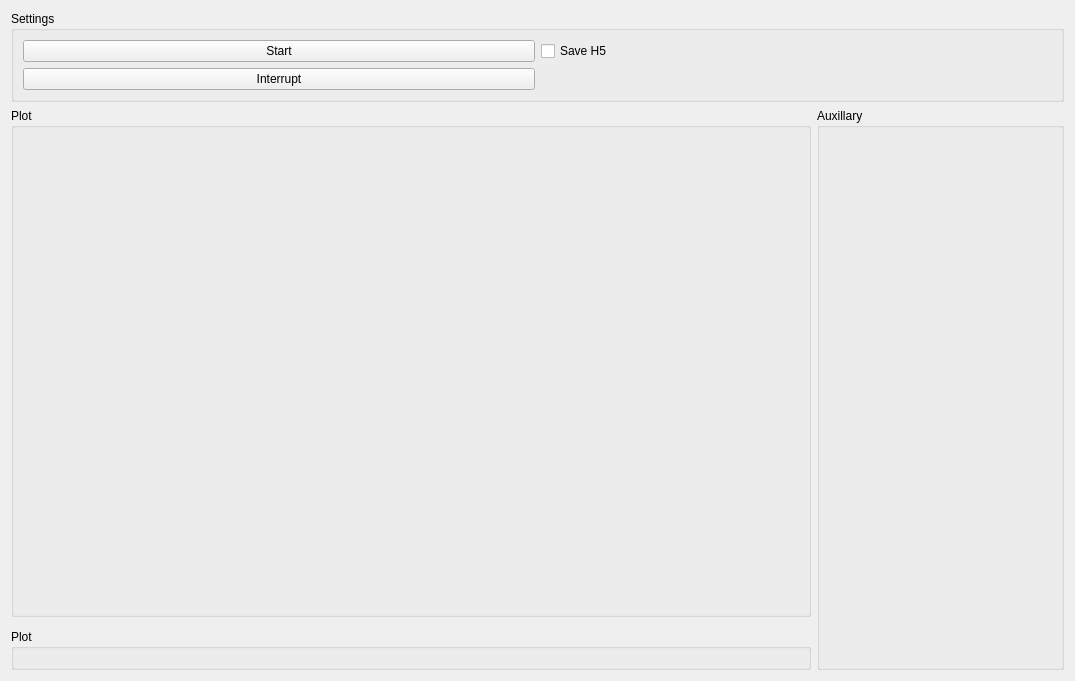
This is VOTA_Control/VOTAScopeMS/sniff_plot.ui in VNMurthyLab/VOTA-1 as Qt 5 draws it before an edit. The edited form follows.
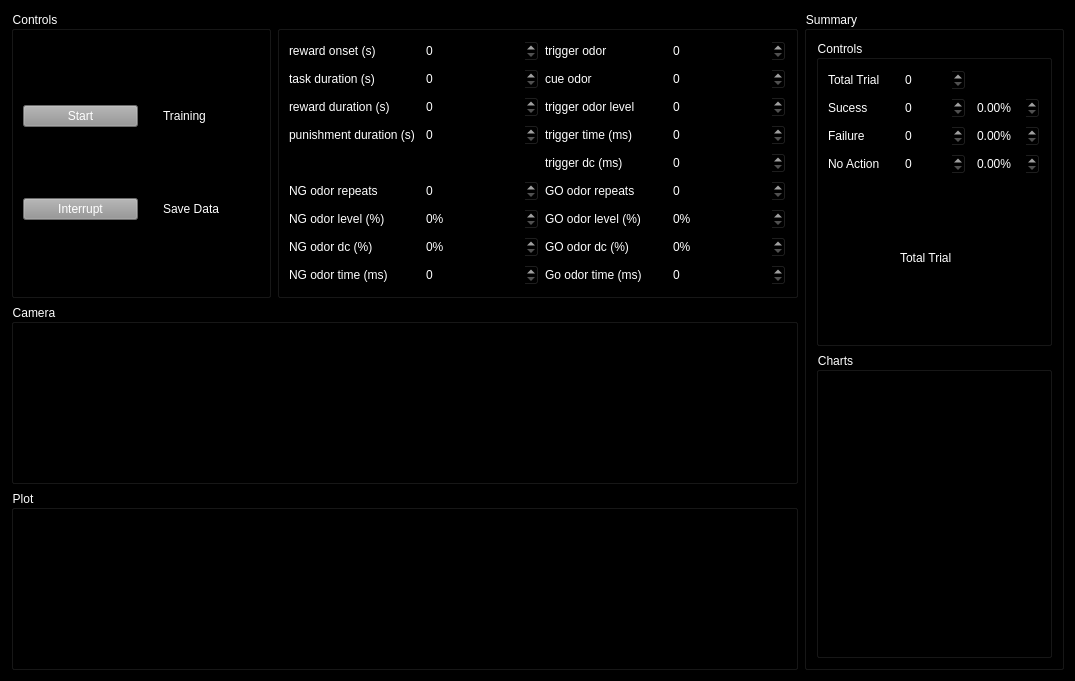
This is the edited form.

What changed in the file:
```diff
--- a/VOTA_Control/VOTAScopeMS/sniff_plot.ui
+++ b/VOTA_Control/VOTAScopeMS/sniff_plot.ui
@@ -17,55 +17,82 @@
    <bool>false</bool>
   </property>
   <property name="styleSheet">
-   <string notr="true"/>
+   <string notr="true">background-color: rgb(0, 0, 0);</string>
   </property>
-  <layout class="QGridLayout" name="gridLayout_2" rowstretch="0,1,0,0">
-   <item row="0" column="0" colspan="2">
-    <widget class="QGroupBox" name="settings_groupBox">
+  <layout class="QGridLayout" name="gridLayout_2" rowstretch="0,0,0">
+   <item row="1" column="0" colspan="3">
+    <widget class="QGroupBox" name="camera_groupBox">
+     <property name="minimumSize">
+      <size>
+       <width>0</width>
+       <height>0</height>
+      </size>
+     </property>
+     <property name="styleSheet">
+      <string notr="true">color: rgb(255, 255, 255);</string>
+     </property>
      <property name="title">
-      <string>Settings</string>
+      <string>Camera</string>
+     </property>
+     <layout class="QVBoxLayout" name="verticalLayout_2"/>
+    </widget>
+   </item>
+   <item row="0" column="0">
+    <widget class="QGroupBox" name="controls_groupBox">
+     <property name="styleSheet">
+      <string notr="true">color: rgb(255, 255, 255);</string>
+     </property>
+     <property name="title">
+      <string>Controls</string>
      </property>
      <layout class="QGridLayout" name="gridLayout">
-      <item row="0" column="0">
-       <widget class="QPushButton" name="start_pushButton">
+      <item row="2" column="1">
+       <widget class="QCheckBox" name="save_h5_checkBox">
+        <property name="styleSheet">
+         <string notr="true">color: rgb(255, 255, 255);</string>
+        </property>
         <property name="text">
-         <string>Start</string>
+         <string>Save Data</string>
         </property>
        </widget>
       </item>
-      <item row="1" column="0">
+      <item row="2" column="0">
        <widget class="QPushButton" name="interrupt_pushButton">
+        <property name="styleSheet">
+         <string notr="true">color: rgb(255, 255, 255);
+background-color: rgb(148, 148, 148);</string>
+        </property>
         <property name="text">
          <string>Interrupt</string>
         </property>
        </widget>
       </item>
-      <item row="0" column="1">
-       <widget class="QCheckBox" name="save_h5_checkBox">
+      <item row="1" column="0">
+       <widget class="QPushButton" name="start_pushButton">
+        <property name="styleSheet">
+         <string notr="true">color: rgb(255, 255, 255);
+background-color: rgb(148, 148, 148);</string>
+        </property>
         <property name="text">
-         <string>Save H5</string>
+         <string>Start</string>
+        </property>
+       </widget>
+      </item>
+      <item row="1" column="1">
+       <widget class="QCheckBox" name="train_checkBox">
+        <property name="styleSheet">
+         <string notr="true">color: rgb(255, 255, 255);</string>
+        </property>
+        <property name="text">
+         <string>Training</string>
         </property>
        </widget>
       </item>
      </layout>
     </widget>
    </item>
-   <item row="3" column="0">
-    <widget class="QGroupBox" name="plot_groupBox">
-     <property name="minimumSize">
-      <size>
-       <width>800</width>
-       <height>0</height>
-      </size>
-     </property>
-     <property name="title">
-      <string>Plot</string>
-     </property>
-     <layout class="QVBoxLayout" name="verticalLayout_3"/>
-    </widget>
-   </item>
-   <item row="1" column="1" rowspan="3">
-    <widget class="QGroupBox" name="aux_plot_groupBox">
+   <item row="0" column="3" rowspan="3">
+    <widget class="QGroupBox" name="summary_groupBox">
      <property name="sizePolicy">
       <sizepolicy hsizetype="Preferred" vsizetype="Preferred">
        <horstretch>0</horstretch>
@@ -84,24 +111,583 @@
        <height>16777215</height>
       </size>
      </property>
+     <property name="styleSheet">
+      <string notr="true">color: rgb(255, 255, 255);</string>
+     </property>
      <property name="title">
-      <string>Auxillary</string>
+      <string>Summary</string>
      </property>
-     <layout class="QVBoxLayout" name="verticalLayout"/>
+     <layout class="QVBoxLayout" name="verticalLayout_7">
+      <item>
+       <widget class="QGroupBox" name="control_1groupBox_2">
+        <property name="styleSheet">
+         <string notr="true">color: rgb(255, 255, 255);</string>
+        </property>
+        <property name="title">
+         <string>Controls</string>
+        </property>
+        <layout class="QGridLayout" name="gridLayout_4">
+         <item row="1" column="1">
+          <widget class="QDoubleSpinBox" name="num_of_success_doubleSpinBox">
+           <property name="enabled">
+            <bool>true</bool>
+           </property>
+           <property name="styleSheet">
+            <string notr="true">color: rgb(255, 255, 255);</string>
+           </property>
+           <property name="decimals">
+            <number>0</number>
+           </property>
+          </widget>
+         </item>
+         <item row="0" column="0">
+          <widget class="QLabel" name="label_20">
+           <property name="styleSheet">
+            <string notr="true">color: rgb(255, 255, 255);</string>
+           </property>
+           <property name="text">
+            <string>Total Trial</string>
+           </property>
+          </widget>
+         </item>
+         <item row="2" column="1">
+          <widget class="QDoubleSpinBox" name="num_of_failure_doubleSpinBox">
+           <property name="enabled">
+            <bool>true</bool>
+           </property>
+           <property name="styleSheet">
+            <string notr="true">color: rgb(255, 255, 255);</string>
+           </property>
+           <property name="decimals">
+            <number>0</number>
+           </property>
+          </widget>
+         </item>
+         <item row="1" column="0">
+          <widget class="QLabel" name="label_21">
+           <property name="styleSheet">
+            <string notr="true">color: rgb(255, 255, 255);</string>
+           </property>
+           <property name="text">
+            <string>Sucess</string>
+           </property>
+          </widget>
+         </item>
+         <item row="4" column="1">
+          <widget class="QLabel" name="label_22">
+           <property name="styleSheet">
+            <string notr="true">color: rgb(255, 255, 255);</string>
+           </property>
+           <property name="text">
+            <string>Total Trial</string>
+           </property>
+          </widget>
+         </item>
+         <item row="3" column="0">
+          <widget class="QLabel" name="label_24">
+           <property name="styleSheet">
+            <string notr="true">color: rgb(255, 255, 255);</string>
+           </property>
+           <property name="text">
+            <string>No Action</string>
+           </property>
+          </widget>
+         </item>
+         <item row="2" column="0">
+          <widget class="QLabel" name="label_23">
+           <property name="styleSheet">
+            <string notr="true">color: rgb(255, 255, 255);</string>
+           </property>
+           <property name="text">
+            <string>Failure</string>
+           </property>
+          </widget>
+         </item>
+         <item row="3" column="2">
+          <widget class="QDoubleSpinBox" name="no_action_percent_doubleSpinBox">
+           <property name="enabled">
+            <bool>true</bool>
+           </property>
+           <property name="styleSheet">
+            <string notr="true">color: rgb(255, 255, 255);</string>
+           </property>
+           <property name="suffix">
+            <string>%</string>
+           </property>
+           <property name="decimals">
+            <number>2</number>
+           </property>
+          </widget>
+         </item>
+         <item row="3" column="1">
+          <widget class="QDoubleSpinBox" name="num_of_no_action_doubleSpinBox">
+           <property name="enabled">
+            <bool>true</bool>
+           </property>
+           <property name="styleSheet">
+            <string notr="true">color: rgb(255, 255, 255);</string>
+           </property>
+           <property name="decimals">
+            <number>0</number>
+           </property>
+          </widget>
+         </item>
+         <item row="0" column="1">
+          <widget class="QDoubleSpinBox" name="num_of_trial_doubleSpinBox">
+           <property name="enabled">
+            <bool>true</bool>
+           </property>
+           <property name="styleSheet">
+            <string notr="true">color: rgb(255, 255, 255);</string>
+           </property>
+           <property name="decimals">
+            <number>0</number>
+           </property>
+          </widget>
+         </item>
+         <item row="2" column="2">
+          <widget class="QDoubleSpinBox" name="failure_percent_doubleSpinBox">
+           <property name="enabled">
+            <bool>true</bool>
+           </property>
+           <property name="styleSheet">
+            <string notr="true">color: rgb(255, 255, 255);</string>
+           </property>
+           <property name="suffix">
+            <string>%</string>
+           </property>
+           <property name="decimals">
+            <number>2</number>
+           </property>
+          </widget>
+         </item>
+         <item row="1" column="2">
+          <widget class="QDoubleSpinBox" name="success_percent_doubleSpinBox">
+           <property name="enabled">
+            <bool>true</bool>
+           </property>
+           <property name="styleSheet">
+            <string notr="true">color: rgb(255, 255, 255);</string>
+           </property>
+           <property name="suffix">
+            <string>%</string>
+           </property>
+           <property name="decimals">
+            <number>2</number>
+           </property>
+          </widget>
+         </item>
+        </layout>
+       </widget>
+      </item>
+      <item>
+       <widget class="QGroupBox" name="aux_plot_groupBox">
+        <property name="sizePolicy">
+         <sizepolicy hsizetype="Preferred" vsizetype="Preferred">
+          <horstretch>0</horstretch>
+          <verstretch>0</verstretch>
+         </sizepolicy>
+        </property>
+        <property name="minimumSize">
+         <size>
+          <width>200</width>
+          <height>0</height>
+         </size>
+        </property>
+        <property name="maximumSize">
+         <size>
+          <width>400</width>
+          <height>16777215</height>
+         </size>
+        </property>
+        <property name="styleSheet">
+         <string notr="true">color: rgb(255, 255, 255);</string>
+        </property>
+        <property name="title">
+         <string>Charts</string>
+        </property>
+        <layout class="QVBoxLayout" name="verticalLayout"/>
+       </widget>
+      </item>
+     </layout>
     </widget>
    </item>
-   <item row="1" column="0">
-    <widget class="QGroupBox" name="camera_groupBox">
+   <item row="2" column="0" colspan="3">
+    <widget class="QGroupBox" name="plot_groupBox">
      <property name="minimumSize">
       <size>
-       <width>800</width>
+       <width>0</width>
        <height>0</height>
       </size>
      </property>
+     <property name="styleSheet">
+      <string notr="true">color: rgb(255, 255, 255);</string>
+     </property>
      <property name="title">
       <string>Plot</string>
      </property>
-     <layout class="QVBoxLayout" name="verticalLayout_2"/>
+     <layout class="QVBoxLayout" name="verticalLayout_3"/>
+    </widget>
+   </item>
+   <item row="0" column="1" colspan="2">
+    <widget class="QGroupBox" name="control_1groupBox">
+     <property name="title">
+      <string>Experiment Settings</string>
+     </property>
+     <layout class="QGridLayout" name="gridLayout_3">
+      <item row="3" column="0">
+       <widget class="QLabel" name="label_6">
+        <property name="styleSheet">
+         <string notr="true">color: rgb(255, 255, 255);</string>
+        </property>
+        <property name="text">
+         <string>punishment duration (s)</string>
+        </property>
+       </widget>
+      </item>
+      <item row="2" column="0">
+       <widget class="QLabel" name="label_2">
+        <property name="styleSheet">
+         <string notr="true">color: rgb(255, 255, 255);</string>
+        </property>
+        <property name="text">
+         <string>reward duration (s)</string>
+        </property>
+       </widget>
+      </item>
+      <item row="1" column="0">
+       <widget class="QLabel" name="label_15">
+        <property name="styleSheet">
+         <string notr="true">color: rgb(255, 255, 255);</string>
+        </property>
+        <property name="text">
+         <string>task duration (s)</string>
+        </property>
+       </widget>
+      </item>
+      <item row="5" column="2">
+       <widget class="QLabel" name="label_14">
+        <property name="styleSheet">
+         <string notr="true">color: rgb(255, 255, 255);</string>
+        </property>
+        <property name="text">
+         <string>GO odor repeats</string>
+        </property>
+       </widget>
+      </item>
+      <item row="6" column="2">
+       <widget class="QLabel" name="label_11">
+        <property name="styleSheet">
+         <string notr="true">color: rgb(255, 255, 255);</string>
+        </property>
+        <property name="text">
+         <string>GO odor level (%)</string>
+        </property>
+       </widget>
+      </item>
+      <item row="5" column="0">
+       <widget class="QLabel" name="label_13">
+        <property name="styleSheet">
+         <string notr="true">color: rgb(255, 255, 255);</string>
+        </property>
+        <property name="text">
+         <string>NG odor repeats</string>
+        </property>
+       </widget>
+      </item>
+      <item row="3" column="2">
+       <widget class="QLabel" name="label_8">
+        <property name="styleSheet">
+         <string notr="true">color: rgb(255, 255, 255);</string>
+        </property>
+        <property name="text">
+         <string>trigger time (ms)</string>
+        </property>
+       </widget>
+      </item>
+      <item row="0" column="2">
+       <widget class="QLabel" name="label_5">
+        <property name="styleSheet">
+         <string notr="true">color: rgb(255, 255, 255);</string>
+        </property>
+        <property name="text">
+         <string>trigger odor</string>
+        </property>
+       </widget>
+      </item>
+      <item row="7" column="2">
+       <widget class="QLabel" name="label_16">
+        <property name="styleSheet">
+         <string notr="true">color: rgb(255, 255, 255);</string>
+        </property>
+        <property name="text">
+         <string>GO odor dc (%)</string>
+        </property>
+       </widget>
+      </item>
+      <item row="1" column="2">
+       <widget class="QLabel" name="label_7">
+        <property name="styleSheet">
+         <string notr="true">color: rgb(255, 255, 255);</string>
+        </property>
+        <property name="text">
+         <string>cue odor</string>
+        </property>
+       </widget>
+      </item>
+      <item row="2" column="2">
+       <widget class="QLabel" name="label_10">
+        <property name="styleSheet">
+         <string notr="true">color: rgb(255, 255, 255);</string>
+        </property>
+        <property name="text">
+         <string>trigger odor level</string>
+        </property>
+       </widget>
+      </item>
+      <item row="0" column="0">
+       <widget class="QLabel" name="label">
+        <property name="styleSheet">
+         <string notr="true">color: rgb(255, 255, 255);</string>
+        </property>
+        <property name="text">
+         <string>reward onset (s)</string>
+        </property>
+       </widget>
+      </item>
+      <item row="8" column="2">
+       <widget class="QLabel" name="label_12">
+        <property name="styleSheet">
+         <string notr="true">color: rgb(255, 255, 255);</string>
+        </property>
+        <property name="text">
+         <string>Go odor time (ms)</string>
+        </property>
+       </widget>
+      </item>
+      <item row="6" column="0">
+       <widget class="QLabel" name="label_17">
+        <property name="styleSheet">
+         <string notr="true">color: rgb(255, 255, 255);</string>
+        </property>
+        <property name="text">
+         <string>NG odor level (%)</string>
+        </property>
+       </widget>
+      </item>
+      <item row="7" column="0">
+       <widget class="QLabel" name="label_18">
+        <property name="styleSheet">
+         <string notr="true">color: rgb(255, 255, 255);</string>
+        </property>
+        <property name="text">
+         <string>NG odor dc (%)</string>
+        </property>
+       </widget>
+      </item>
+      <item row="8" column="0">
+       <widget class="QLabel" name="label_19">
+        <property name="styleSheet">
+         <string notr="true">color: rgb(255, 255, 255);</string>
+        </property>
+        <property name="text">
+         <string>NG odor time (ms)</string>
+        </property>
+       </widget>
+      </item>
+      <item row="0" column="1">
+       <widget class="QDoubleSpinBox" name="reward_onset_doubleSpinBox">
+        <property name="styleSheet">
+         <string notr="true">color: rgb(255, 255, 255);</string>
+        </property>
+        <property name="decimals">
+         <number>0</number>
+        </property>
+       </widget>
+      </item>
+      <item row="1" column="1">
+       <widget class="QDoubleSpinBox" name="task_duration_doubleSpinBox">
+        <property name="styleSheet">
+         <string notr="true">color: rgb(255, 255, 255);</string>
+        </property>
+        <property name="decimals">
+         <number>0</number>
+        </property>
+       </widget>
+      </item>
+      <item row="7" column="1">
+       <widget class="QDoubleSpinBox" name="ng_odor_dc_doubleSpinBox">
+        <property name="styleSheet">
+         <string notr="true">color: rgb(255, 255, 255);</string>
+        </property>
+        <property name="suffix">
+         <string>%</string>
+        </property>
+        <property name="decimals">
+         <number>0</number>
+        </property>
+       </widget>
+      </item>
+      <item row="2" column="1">
+       <widget class="QDoubleSpinBox" name="reward_duration_doubleSpinBox">
+        <property name="styleSheet">
+         <string notr="true">color: rgb(255, 255, 255);</string>
+        </property>
+        <property name="decimals">
+         <number>0</number>
+        </property>
+       </widget>
+      </item>
+      <item row="3" column="1">
+       <widget class="QDoubleSpinBox" name="punishment_duration_doubleSpinBox">
+        <property name="styleSheet">
+         <string notr="true">color: rgb(255, 255, 255);</string>
+        </property>
+        <property name="decimals">
+         <number>0</number>
+        </property>
+       </widget>
+      </item>
+      <item row="5" column="1">
+       <widget class="QDoubleSpinBox" name="ng_odor_repeats_doubleSpinBox">
+        <property name="styleSheet">
+         <string notr="true">color: rgb(255, 255, 255);</string>
+        </property>
+        <property name="decimals">
+         <number>0</number>
+        </property>
+       </widget>
+      </item>
+      <item row="6" column="1">
+       <widget class="QDoubleSpinBox" name="ng_odor_level_doubleSpinBox">
+        <property name="styleSheet">
+         <string notr="true">color: rgb(255, 255, 255);</string>
+        </property>
+        <property name="suffix">
+         <string>%</string>
+        </property>
+        <property name="decimals">
+         <number>0</number>
+        </property>
+       </widget>
+      </item>
+      <item row="8" column="1">
+       <widget class="QDoubleSpinBox" name="ng_odor_time_doubleSpinBox">
+        <property name="styleSheet">
+         <string notr="true">color: rgb(255, 255, 255);</string>
+        </property>
+        <property name="decimals">
+         <number>0</number>
+        </property>
+       </widget>
+      </item>
+      <item row="0" column="3">
+       <widget class="QDoubleSpinBox" name="trigger_odor_doubleSpinBox">
+        <property name="styleSheet">
+         <string notr="true">color: rgb(255, 255, 255);</string>
+        </property>
+        <property name="decimals">
+         <number>0</number>
+        </property>
+       </widget>
+      </item>
+      <item row="1" column="3">
+       <widget class="QDoubleSpinBox" name="cue_odor_doubleSpinBox">
+        <property name="styleSheet">
+         <string notr="true">color: rgb(255, 255, 255);</string>
+        </property>
+        <property name="decimals">
+         <number>0</number>
+        </property>
+       </widget>
+      </item>
+      <item row="2" column="3">
+       <widget class="QDoubleSpinBox" name="trigger_odor_level_doubleSpinBox">
+        <property name="styleSheet">
+         <string notr="true">color: rgb(255, 255, 255);</string>
+        </property>
+        <property name="decimals">
+         <number>0</number>
+        </property>
+       </widget>
+      </item>
+      <item row="5" column="3">
+       <widget class="QDoubleSpinBox" name="go_odor_repeats_doubleSpinBox">
+        <property name="styleSheet">
+         <string notr="true">color: rgb(255, 255, 255);</string>
+        </property>
+        <property name="decimals">
+         <number>0</number>
+        </property>
+       </widget>
+      </item>
+      <item row="6" column="3">
+       <widget class="QDoubleSpinBox" name="go_odor_level_doubleSpinBox">
+        <property name="styleSheet">
+         <string notr="true">color: rgb(255, 255, 255);</string>
+        </property>
+        <property name="suffix">
+         <string>%</string>
+        </property>
+        <property name="decimals">
+         <number>0</number>
+        </property>
+       </widget>
+      </item>
+      <item row="7" column="3">
+       <widget class="QDoubleSpinBox" name="go_odor_dc_doubleSpinBox">
+        <property name="styleSheet">
+         <string notr="true">color: rgb(255, 255, 255);</string>
+        </property>
+        <property name="suffix">
+         <string>%</string>
+        </property>
+        <property name="decimals">
+         <number>0</number>
+        </property>
+       </widget>
+      </item>
+      <item row="8" column="3">
+       <widget class="QDoubleSpinBox" name="go_odor_time_doubleSpinBox">
+        <property name="styleSheet">
+         <string notr="true">color: rgb(255, 255, 255);</string>
+        </property>
+        <property name="decimals">
+         <number>0</number>
+        </property>
+       </widget>
+      </item>
+      <item row="3" column="3">
+       <widget class="QDoubleSpinBox" name="trigger_time_doubleSpinBox">
+        <property name="styleSheet">
+         <string notr="true">color: rgb(255, 255, 255);</string>
+        </property>
+        <property name="decimals">
+         <number>0</number>
+        </property>
+       </widget>
+      </item>
+      <item row="4" column="3">
+       <widget class="QDoubleSpinBox" name="trigger_dc_doubleSpinBox">
+        <property name="styleSheet">
+         <string notr="true">color: rgb(255, 255, 255);</string>
+        </property>
+        <property name="decimals">
+         <number>0</number>
+        </property>
+       </widget>
+      </item>
+      <item row="4" column="2">
+       <widget class="QLabel" name="label_9">
+        <property name="styleSheet">
+         <string notr="true">color: rgb(255, 255, 255);</string>
+        </property>
+        <property name="text">
+         <string>trigger dc (ms)</string>
+        </property>
+       </widget>
+      </item>
+     </layout>
     </widget>
    </item>
   </layout>
```
